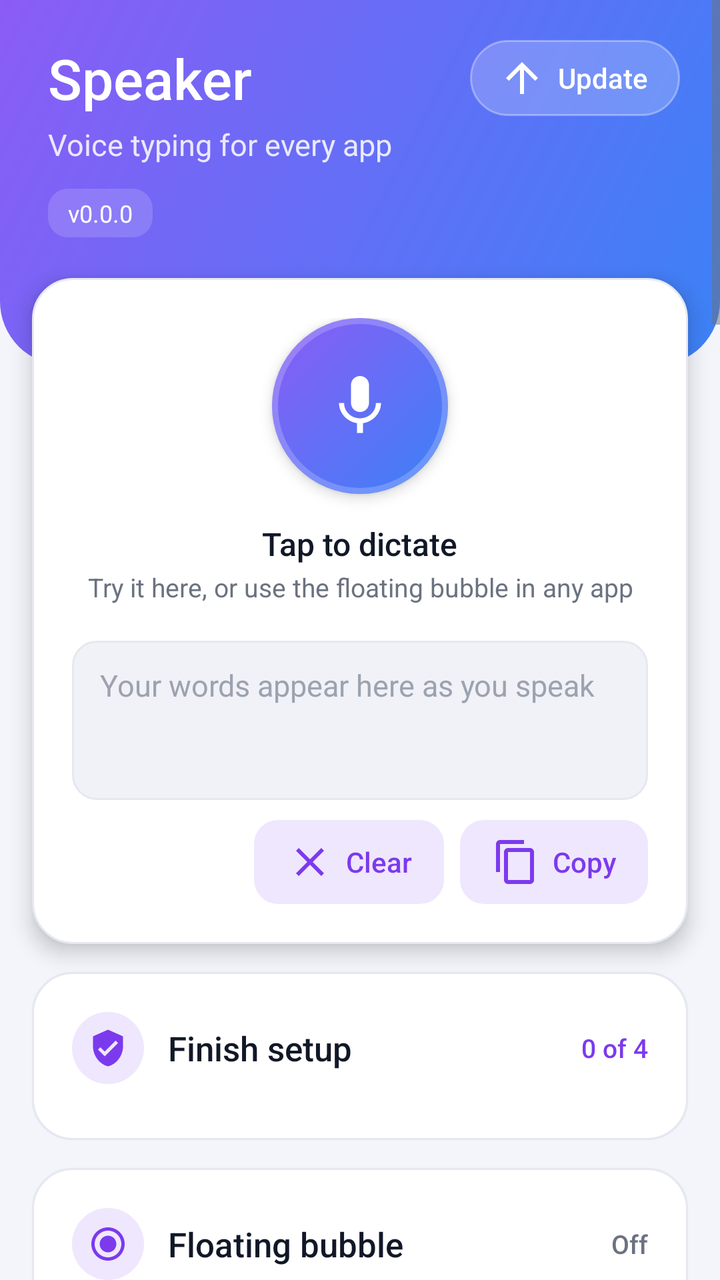
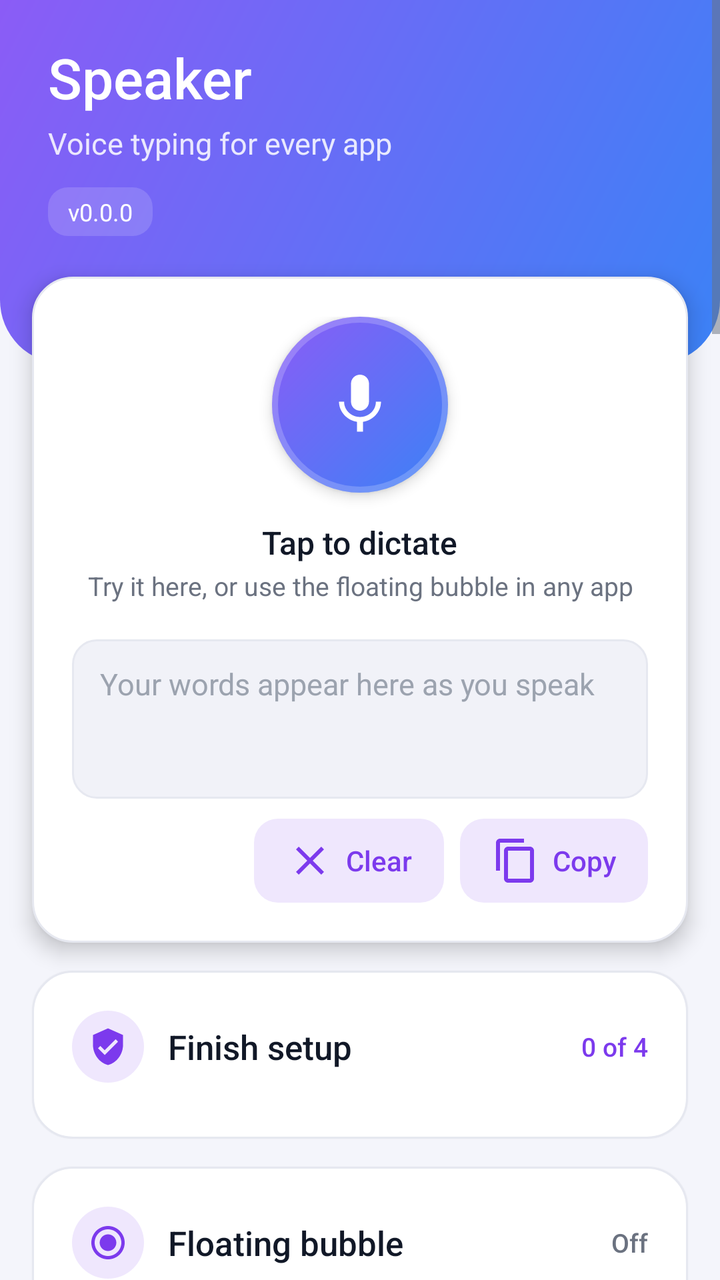

Compare the two renders of this Android layout. The source of the first and the diff that turns it into the second are given below.
<!-- AndroidManifest.xml: application theme AppTheme -->
<!-- res/layout/activity_main.xml -->
<?xml version="1.0" encoding="utf-8"?>
<LinearLayout xmlns:android="http://schemas.android.com/apk/res/android"
    android:id="@+id/root"
    android:layout_width="match_parent"
    android:layout_height="match_parent"
    android:background="@color/bg"
    android:orientation="vertical">

    <ScrollView
        android:id="@+id/scroll"
        android:layout_width="match_parent"
        android:layout_height="0dp"
        android:layout_weight="1"
        android:clipToPadding="false"
        android:fillViewport="true">

        
        <LinearLayout
            android:layout_width="match_parent"
            android:layout_height="wrap_content"
            android:focusable="true"
            android:focusableInTouchMode="true"
            android:orientation="vertical"
            android:paddingBottom="28dp">

            
            <LinearLayout
                android:id="@+id/header"
                android:layout_width="match_parent"
                android:layout_height="wrap_content"
                android:background="@drawable/bg_header"
                android:orientation="vertical"
                android:paddingStart="24dp"
                android:paddingTop="20dp"
                android:paddingEnd="20dp"
                android:paddingBottom="64dp">

                <LinearLayout
                    android:layout_width="match_parent"
                    android:layout_height="wrap_content"
                    android:gravity="center_vertical"
                    android:orientation="horizontal">

                    <TextView
                        android:layout_width="0dp"
                        android:layout_height="wrap_content"
                        android:layout_weight="1"
                        android:fontFamily="sans-serif-medium"
                        android:text="Speaker"
                        android:textColor="@color/on_brand"
                        android:textSize="28sp" />

                    <Button
                        android:id="@+id/btnUpdate"
                        android:layout_width="wrap_content"
                        android:layout_height="38dp"
                        android:background="@drawable/bg_pill"
                        android:drawableStart="@drawable/ic_arrow_up"
                        android:drawablePadding="6dp"
                        android:drawableTint="@color/on_brand"
                        android:fontFamily="sans-serif-medium"
                        android:minWidth="0dp"
                        android:paddingStart="14dp"
                        android:paddingEnd="16dp"
                        android:stateListAnimator="@null"
                        android:text="Update"
                        android:textAllCaps="false"
                        android:textColor="@color/on_brand"
                        android:textSize="14sp" />
                </LinearLayout>

                <TextView
                    android:layout_width="wrap_content"
                    android:layout_height="wrap_content"
                    android:layout_marginTop="4dp"
                    android:text="Voice typing for every app"
                    android:textColor="#D9FFFFFF"
                    android:textSize="15sp" />

                <TextView
                    android:id="@+id/txtVersion"
                    android:layout_width="wrap_content"
                    android:layout_height="wrap_content"
                    android:layout_marginTop="12dp"
                    android:background="@drawable/bg_chip"
                    android:paddingStart="10dp"
                    android:paddingTop="4dp"
                    android:paddingEnd="10dp"
                    android:paddingBottom="4dp"
                    android:text="v0.0.0"
                    android:textColor="@color/on_brand"
                    android:textSize="12sp" />
            </LinearLayout>

            
            <LinearLayout
                style="@style/Card"
                android:layout_marginTop="-44dp"
                android:elevation="6dp"
                android:gravity="center_horizontal"
                android:paddingTop="24dp">

                <ImageButton
                    android:id="@+id/btnTry"
                    android:layout_width="88dp"
                    android:layout_height="88dp"
                    android:background="@drawable/bg_mic_idle"
                    android:contentDescription="Start or stop dictation"
                    android:elevation="4dp"
                    android:padding="26dp"
                    android:scaleType="fitCenter"
                    android:src="@drawable/ic_mic" />

                <TextView
                    android:id="@+id/txtTryStatus"
                    android:layout_width="wrap_content"
                    android:layout_height="wrap_content"
                    android:layout_marginTop="14dp"
                    android:fontFamily="sans-serif-medium"
                    android:text="Tap to dictate"
                    android:textColor="@color/text_primary"
                    android:textSize="16sp" />

                <TextView
                    android:id="@+id/txtTryHint"
                    android:layout_width="wrap_content"
                    android:layout_height="wrap_content"
                    android:layout_marginTop="2dp"
                    android:gravity="center"
                    android:text="Try it here, or use the floating bubble in any app"
                    android:textColor="@color/text_secondary"
                    android:textSize="13sp" />

                <EditText
                    android:id="@+id/txtResult"
                    style="@style/Field"
                    android:layout_marginTop="18dp"
                    android:gravity="top|start"
                    android:hint="Your words appear here as you speak"
                    android:inputType="textMultiLine|textCapSentences"
                    android:minLines="3" />

                <LinearLayout
                    android:layout_width="match_parent"
                    android:layout_height="wrap_content"
                    android:layout_marginTop="10dp"
                    android:gravity="end"
                    android:orientation="horizontal">

                    <Button
                        android:id="@+id/btnClear"
                        style="@style/ButtonTonal"
                        android:layout_marginEnd="8dp"
                        android:drawableStart="@drawable/ic_clear"
                        android:text="Clear" />

                    <Button
                        android:id="@+id/btnCopy"
                        style="@style/ButtonTonal"
                        android:drawableStart="@drawable/ic_copy"
                        android:text="Copy" />
                </LinearLayout>
            </LinearLayout>

            
            <LinearLayout
                android:id="@+id/cardSetup"
                style="@style/Card">

                <LinearLayout style="@style/CardHeader">

                    <ImageView
                        style="@style/CardIcon"
                        android:src="@drawable/ic_shield" />

                    <TextView
                        style="@style/CardTitle"
                        android:text="Finish setup" />

                    <TextView
                        android:id="@+id/txtSetupProgress"
                        android:layout_width="wrap_content"
                        android:layout_height="wrap_content"
                        android:fontFamily="sans-serif-medium"
                        android:text="0 of 4"
                        android:textColor="@color/brand"
                        android:textSize="13sp" />
                </LinearLayout>

                <LinearLayout
                    android:id="@+id/setupRows"
                    android:layout_width="match_parent"
                    android:layout_height="wrap_content"
                    android:layout_marginTop="8dp"
                    android:orientation="vertical" />
            </LinearLayout>

            
            <LinearLayout style="@style/Card">

                <LinearLayout style="@style/CardHeader">

                    <ImageView
                        style="@style/CardIcon"
                        android:src="@drawable/ic_bubble" />

                    <TextView
                        style="@style/CardTitle"
                        android:text="Floating bubble" />

                    <TextView
                        android:id="@+id/txtBubbleState"
                        android:layout_width="wrap_content"
                        android:layout_height="wrap_content"
                        android:fontFamily="sans-serif-medium"
                        android:text="Off"
                        android:textColor="@color/text_secondary"
                        android:textSize="13sp" />
                </LinearLayout>

                <TextView
                    style="@style/Body"
                    android:layout_marginTop="10dp"
                    android:text="A mic that floats over every app. Tap to start, tap again to stop. Drag to move, long-press to open Speaker. Also in your notification and Quick Settings (add the “Dictate” tile)." />

                <Button
                    android:id="@+id/btnBubble"
                    style="@style/ButtonPrimary"
                    android:layout_marginTop="16dp"
                    android:drawableStart="@drawable/ic_bubble"
                    android:paddingStart="20dp"
                    android:paddingEnd="20dp"
                    android:text="Start floating bubble" />

                <Switch
                    android:id="@+id/swAutoType"
                    style="@style/SwitchRow"
                    android:layout_marginTop="12dp"
                    android:text="Type into the focused text field" />

                <Switch
                    android:id="@+id/swStopOnBlur"
                    style="@style/SwitchRow"
                    android:text="Stop when I leave the text field" />

                <Switch
                    android:id="@+id/swIsland"
                    style="@style/SwitchRow"
                    android:text="Show in the island / media controls (play = dictate, pause = stop)" />

                <Switch
                    android:id="@+id/swShowBubble"
                    style="@style/SwitchRow"
                    android:text="Show the floating bubble" />
            </LinearLayout>

            
            <LinearLayout style="@style/Card">

                <LinearLayout style="@style/CardHeader">

                    <ImageView
                        style="@style/CardIcon"
                        android:src="@drawable/ic_wave" />

                    <TextView
                        style="@style/CardTitle"
                        android:text="Speech engine" />
                </LinearLayout>

                <TextView
                    style="@style/Label"
                    android:text="ENGINE" />

                <Spinner
                    android:id="@+id/spnStt"
                    style="@style/SpinnerField" />

                <LinearLayout
                    android:id="@+id/rowSttModel"
                    android:layout_width="match_parent"
                    android:layout_height="wrap_content"
                    android:orientation="vertical">

                    <TextView
                        style="@style/Label"
                        android:text="MODEL" />

                    <EditText
                        android:id="@+id/edtSttModel"
                        style="@style/Field"
                        android:hint="Model name"
                        android:inputType="text" />
                </LinearLayout>

                <TextView
                    style="@style/Label"
                    android:text="LANGUAGE" />

                <EditText
                    android:id="@+id/edtLanguage"
                    style="@style/Field"
                    android:hint="Auto-detect (or e.g. en, hi, en-IN)"
                    android:inputType="text" />
            </LinearLayout>

            
            <LinearLayout style="@style/Card">

                <LinearLayout style="@style/CardHeader">

                    <ImageView
                        style="@style/CardIcon"
                        android:src="@drawable/ic_sparkle" />

                    <Switch
                        android:id="@+id/swPolish"
                        style="@style/SwitchRow"
                        android:layout_width="0dp"
                        android:layout_marginTop="0dp"
                        android:layout_weight="1"
                        android:fontFamily="sans-serif-medium"
                        android:text="AI rewrite"
                        android:textSize="17sp" />
                </LinearLayout>

                <TextView
                    style="@style/Body"
                    android:layout_marginTop="6dp"
                    android:text="Every sentence you speak goes to the AI with your session prompt, and the rewritten text replaces your words in the text field. Works with every speech engine." />

                <Button
                    android:id="@+id/btnEditPrompt"
                    style="@style/ButtonTonal"
                    android:layout_width="match_parent"
                    android:layout_marginTop="12dp"
                    android:text="Edit session prompt" />

                <LinearLayout
                    android:id="@+id/polishOptions"
                    android:layout_width="match_parent"
                    android:layout_height="wrap_content"
                    android:orientation="vertical">

                    <TextView
                        style="@style/Label"
                        android:text="PROVIDER" />

                    <Spinner
                        android:id="@+id/spnLlm"
                        style="@style/SpinnerField" />

                    <TextView
                        style="@style/Label"
                        android:text="MODEL" />

                    <EditText
                        android:id="@+id/edtLlmModel"
                        style="@style/Field"
                        android:hint="Model name"
                        android:inputType="text" />

                    <TextView
                        style="@style/Label"
                        android:text="SESSION PROMPT" />

                    <EditText
                        android:id="@+id/edtPrompt"
                        style="@style/Field"
                        android:gravity="top|start"
                        android:inputType="textMultiLine"
                        android:minLines="3"
                        android:textSize="13sp" />
                </LinearLayout>
            </LinearLayout>

            
            <LinearLayout style="@style/Card">

                <LinearLayout style="@style/CardHeader">

                    <ImageView
                        style="@style/CardIcon"
                        android:src="@drawable/ic_key" />

                    <TextView
                        style="@style/CardTitle"
                        android:text="API keys" />
                </LinearLayout>

                <TextView
                    style="@style/Body"
                    android:layout_marginTop="10dp"
                    android:text="Stored only on this phone and sent only to the provider each key belongs to." />

                <LinearLayout
                    android:id="@+id/keysContainer"
                    android:layout_width="match_parent"
                    android:layout_height="wrap_content"
                    android:orientation="vertical" />

                <TextView
                    style="@style/Label"
                    android:text="CUSTOM PROVIDER URL" />

                <EditText
                    android:id="@+id/edtCustomUrl"
                    style="@style/Field"
                    android:hint="https://my-server/v1"
                    android:inputType="textUri" />
            </LinearLayout>

            
            <LinearLayout style="@style/Card">

                <LinearLayout style="@style/CardHeader">

                    <ImageView
                        style="@style/CardIcon"
                        android:src="@drawable/ic_code" />

                    <TextView
                        style="@style/CardTitle"
                        android:text="Logs &amp; debugging" />
                </LinearLayout>

                <TextView
                    android:id="@+id/txtLogsBody"
                    style="@style/Body"
                    android:layout_marginTop="10dp"
                    android:text="Logs stream live to the URL below (your PC via ngrok). Blank = built-in URL, “off” = don't send." />

                <TextView
                    android:id="@+id/lblLogUrl"
                    style="@style/Label"
                    android:text="LOG URL" />

                <EditText
                    android:id="@+id/edtLogUrl"
                    style="@style/Field"
                    android:hint="https://xxxx.ngrok-free.app/log"
                    android:inputType="textUri" />

                <LinearLayout
                    android:layout_width="match_parent"
                    android:layout_height="wrap_content"
                    android:layout_marginTop="12dp"
                    android:orientation="horizontal">

                    <Button
                        android:id="@+id/btnTestLog"
                        style="@style/ButtonTonal"
                        android:layout_width="0dp"
                        android:layout_marginEnd="8dp"
                        android:layout_weight="1"
                        android:text="Test" />

                    <Button
                        android:id="@+id/btnCopyLogs"
                        style="@style/ButtonTonal"
                        android:layout_width="0dp"
                        android:layout_marginEnd="8dp"
                        android:layout_weight="1"
                        android:drawableStart="@drawable/ic_copy"
                        android:text="Copy" />

                    <Button
                        android:id="@+id/btnShareLogs"
                        style="@style/ButtonTonal"
                        android:layout_width="0dp"
                        android:layout_weight="1"
                        android:drawableStart="@drawable/ic_share"
                        android:text="Share" />
                </LinearLayout>
            </LinearLayout>

            <TextView
                android:id="@+id/txtFooter"
                android:layout_width="match_parent"
                android:layout_height="wrap_content"
                android:layout_marginTop="20dp"
                android:gravity="center"
                android:text="Speaker"
                android:textColor="@color/text_hint"
                android:textSize="12sp" />

            <TextView
                android:id="@+id/btnPrivacy"
                android:layout_width="wrap_content"
                android:layout_height="48dp"
                android:layout_gravity="center_horizontal"
                android:gravity="center"
                android:paddingStart="16dp"
                android:paddingEnd="16dp"
                android:background="?android:attr/selectableItemBackground"
                android:text="Privacy &amp; permissions"
                android:textColor="@color/brand"
                android:textSize="13sp" />
        </LinearLayout>
    </ScrollView>
</LinearLayout>
<!-- resources referenced by this layout -->
<resources>
  <color name="bg">#FFF4F5FB</color>
  <color name="brand">#FF7C3AED</color>
  <color name="on_brand">#FFFFFFFF</color>
  <color name="text_hint">#FF9CA3AF</color>
  <color name="text_primary">#FF111827</color>
  <color name="text_secondary">#FF6B7280</color>
  <!-- drawable bg_chip (drawable) -->
  <?xml version="1.0" encoding="utf-8"?>
  <shape xmlns:android="http://schemas.android.com/apk/res/android" android:shape="rectangle">
      <solid android:color="#26FFFFFF" />
      <corners android:radius="10dp" />
  </shape>
  <!-- drawable bg_header (drawable) -->
  <?xml version="1.0" encoding="utf-8"?>
  <shape xmlns:android="http://schemas.android.com/apk/res/android" android:shape="rectangle">
      <gradient android:angle="315" android:startColor="@color/brand_start" android:endColor="@color/brand_end" />
      <corners android:bottomLeftRadius="32dp" android:bottomRightRadius="32dp" />
  </shape>
  <!-- drawable bg_pill (drawable) -->
  <?xml version="1.0" encoding="utf-8"?>
  <ripple xmlns:android="http://schemas.android.com/apk/res/android" android:color="#33FFFFFF">
      <item>
          <shape android:shape="rectangle">
              <solid android:color="#33FFFFFF" />
              <stroke android:width="1dp" android:color="#55FFFFFF" />
              <corners android:radius="20dp" />
          </shape>
      </item>
  </ripple>
  <!-- drawable ic_arrow_up (drawable) -->
  <?xml version="1.0" encoding="utf-8"?>
  <vector xmlns:android="http://schemas.android.com/apk/res/android" android:width="24dp" android:height="24dp" android:viewportWidth="24" android:viewportHeight="24">
      <path android:fillColor="#FFFFFFFF" android:pathData="M4,12l1.41,1.41L11,7.83V20h2V7.83l5.58,5.59L20,12l-8,-8 -8,8z" />
  </vector>
  <style name="Body">
          <item name="android:layout_width">match_parent</item>
          <item name="android:layout_height">wrap_content</item>
          <item name="android:textSize">13sp</item>
          <item name="android:lineSpacingExtra">2dp</item>
          <item name="android:textColor">@color/text_secondary</item>
      </style>
  <style name="CardHeader">
          <item name="android:layout_width">match_parent</item>
          <item name="android:layout_height">wrap_content</item>
          <item name="android:orientation">horizontal</item>
          <item name="android:gravity">center_vertical</item>
      </style>
  <style name="SpinnerField">
          <item name="android:layout_width">match_parent</item>
          <item name="android:layout_height">50dp</item>
          <item name="android:background">@drawable/bg_spinner</item>
          <item name="android:popupBackground">@drawable/bg_card</item>
      </style>
  <color name="brand_start">#FF8B5CF6</color>
  <color name="brand_end">#FF3B82F6</color>
  <!-- drawable bg_card (drawable) -->
  <?xml version="1.0" encoding="utf-8"?>
  <shape xmlns:android="http://schemas.android.com/apk/res/android" android:shape="rectangle">
      <solid android:color="@color/surface" />
      <stroke android:width="1dp" android:color="@color/outline" />
      <corners android:radius="20dp" />
  </shape>
  <!-- drawable bg_icon_tonal (drawable) -->
  <?xml version="1.0" encoding="utf-8"?>
  <shape xmlns:android="http://schemas.android.com/apk/res/android" android:shape="oval">
      <solid android:color="@color/brand_tonal" />
  </shape>
  <color name="brand_tonal">#1F7C3AED</color>
  <color name="surface">#FFFFFFFF</color>
  <color name="outline">#FFE6E8F0</color>
  <color name="field">#FFF1F2F8</color>
  <!-- drawable ic_expand (drawable) -->
  <?xml version="1.0" encoding="utf-8"?>
  <vector xmlns:android="http://schemas.android.com/apk/res/android" android:width="24dp" android:height="24dp" android:viewportWidth="24" android:viewportHeight="24">
      <path android:fillColor="@color/text_secondary" android:pathData="M16.59,8.59L12,13.17 7.41,8.59 6,10l6,6 6,-6z" />
  </vector>
  <!-- unchanged entries left out for length: 24 -->
</resources>

<!-- the commit's change to res/layout/activity_main.xml (unified diff, before → after) -->
@@ -49,24 +49,6 @@
                         android:text="Speaker"
                         android:textColor="@color/on_brand"
                         android:textSize="28sp" />
-
-                    <Button
-                        android:id="@+id/btnUpdate"
-                        android:layout_width="wrap_content"
-                        android:layout_height="38dp"
-                        android:background="@drawable/bg_pill"
-                        android:drawableStart="@drawable/ic_arrow_up"
-                        android:drawablePadding="6dp"
-                        android:drawableTint="@color/on_brand"
-                        android:fontFamily="sans-serif-medium"
-                        android:minWidth="0dp"
-                        android:paddingStart="14dp"
-                        android:paddingEnd="16dp"
-                        android:stateListAnimator="@null"
-                        android:text="Update"
-                        android:textAllCaps="false"
-                        android:textColor="@color/on_brand"
-                        android:textSize="14sp" />
                 </LinearLayout>
 
                 <TextView
@@ -421,39 +403,19 @@
 
                     <TextView
                         style="@style/CardTitle"
-                        android:text="Logs &amp; debugging" />
-                </LinearLayout>
-
-                <TextView
-                    android:id="@+id/txtLogsBody"
+                        android:text="Diagnostics" />
+                </LinearLayout>
+
+                <TextView
                     style="@style/Body"
                     android:layout_marginTop="10dp"
-                    android:text="Logs stream live to the URL below (your PC via ngrok). Blank = built-in URL, “off” = don't send." />
-
-                <TextView
-                    android:id="@+id/lblLogUrl"
-                    style="@style/Label"
-                    android:text="LOG URL" />
-
-                <EditText
-                    android:id="@+id/edtLogUrl"
-                    style="@style/Field"
-                    android:hint="https://xxxx.ngrok-free.app/log"
-                    android:inputType="textUri" />
+                    android:text="Having a problem? Copy or share a diagnostic log with support. Nothing is sent automatically, and the words you dictate are never written to the log." />
 
                 <LinearLayout
                     android:layout_width="match_parent"
                     android:layout_height="wrap_content"
                     android:layout_marginTop="12dp"
                     android:orientation="horizontal">
-
-                    <Button
-                        android:id="@+id/btnTestLog"
-                        style="@style/ButtonTonal"
-                        android:layout_width="0dp"
-                        android:layout_marginEnd="8dp"
-                        android:layout_weight="1"
-                        android:text="Test" />
 
                     <Button
                         android:id="@+id/btnCopyLogs"
<!-- resource entries referenced after the edit -->
@@ -18,22 +18,6 @@
       <gradient android:angle="315" android:startColor="@color/brand_start" android:endColor="@color/brand_end" />
       <corners android:bottomLeftRadius="32dp" android:bottomRightRadius="32dp" />
   </shape>
-  <!-- drawable bg_pill (drawable) -->
-  <?xml version="1.0" encoding="utf-8"?>
-  <ripple xmlns:android="http://schemas.android.com/apk/res/android" android:color="#33FFFFFF">
-      <item>
-          <shape android:shape="rectangle">
-              <solid android:color="#33FFFFFF" />
-              <stroke android:width="1dp" android:color="#55FFFFFF" />
-              <corners android:radius="20dp" />
-          </shape>
-      </item>
-  </ripple>
-  <!-- drawable ic_arrow_up (drawable) -->
-  <?xml version="1.0" encoding="utf-8"?>
-  <vector xmlns:android="http://schemas.android.com/apk/res/android" android:width="24dp" android:height="24dp" android:viewportWidth="24" android:viewportHeight="24">
-      <path android:fillColor="#FFFFFFFF" android:pathData="M4,12l1.41,1.41L11,7.83V20h2V7.83l5.58,5.59L20,12l-8,-8 -8,8z" />
-  </vector>
   <style name="Body">
           <item name="android:layout_width">match_parent</item>
           <item name="android:layout_height">wrap_content</item>
